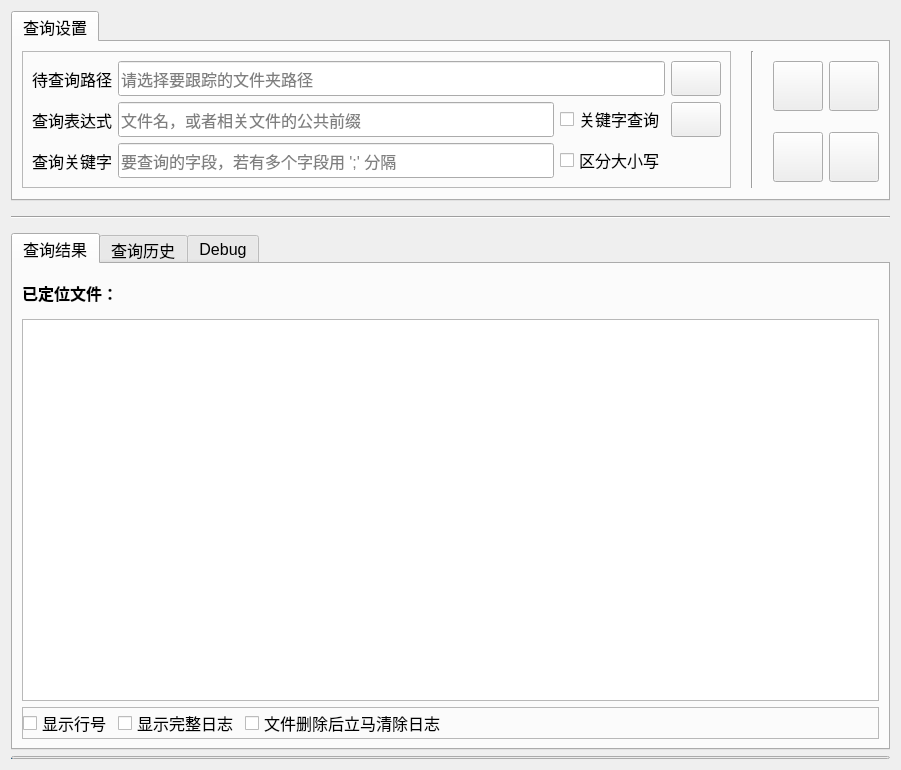
Neverland1026/LogAnalyzer, file MainView.ui: the form before one commit.
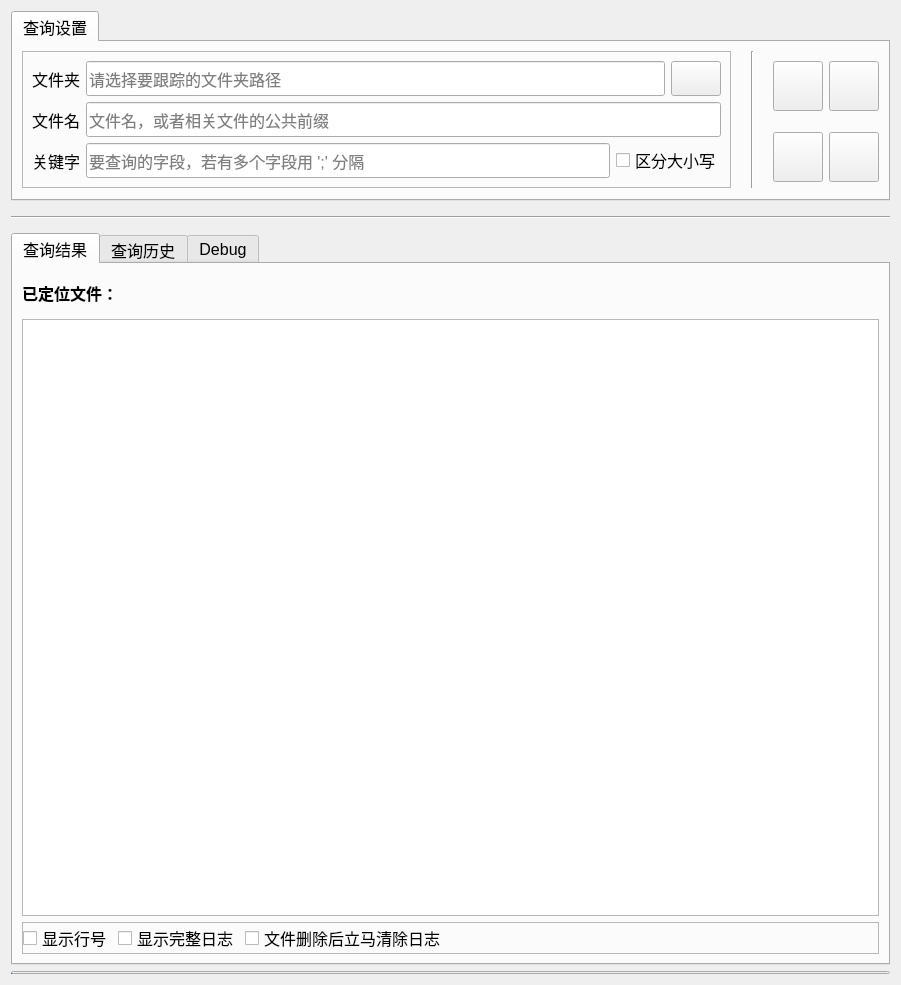
The form after the commit. Icons and pictures are not drawn.

Commit message: 代码逻辑重写

Patch:
```diff
--- a/MainView.ui
+++ b/MainView.ui
@@ -7,7 +7,7 @@
     <x>0</x>
     <y>0</y>
     <width>901</width>
-    <height>770</height>
+    <height>985</height>
    </rect>
   </property>
   <property name="windowTitle">
@@ -52,7 +52,7 @@
              </font>
             </property>
             <property name="text">
-             <string>待查询路径</string>
+             <string>文件夹</string>
             </property>
            </widget>
           </item>
@@ -117,12 +117,12 @@
              </font>
             </property>
             <property name="text">
-             <string>查询表达式</string>
+             <string>文件名</string>
             </property>
            </widget>
           </item>
-          <item row="1" column="1">
-           <widget class="QLineEdit" name="lineEdit_targetRegExp">
+          <item row="1" column="1" colspan="3">
+           <widget class="QLineEdit" name="lineEdit_targetFile">
             <property name="minimumSize">
              <size>
               <width>0</width>
@@ -145,45 +145,6 @@
             </property>
            </widget>
           </item>
-          <item row="1" column="2">
-           <widget class="QCheckBox" name="checkBox_regular">
-            <property name="text">
-             <string>关键字查询</string>
-            </property>
-           </widget>
-          </item>
-          <item row="1" column="3">
-           <widget class="QPushButton" name="pushButton_targetRegExp">
-            <property name="minimumSize">
-             <size>
-              <width>50</width>
-              <height>35</height>
-             </size>
-            </property>
-            <property name="maximumSize">
-             <size>
-              <width>50</width>
-              <height>35</height>
-             </size>
-            </property>
-            <property name="focusPolicy">
-             <enum>Qt::NoFocus</enum>
-            </property>
-            <property name="text">
-             <string/>
-            </property>
-            <property name="icon">
-             <iconset resource="res.qrc">
-              <normaloff>:/images/query.svg</normaloff>:/images/query.svg</iconset>
-            </property>
-            <property name="iconSize">
-             <size>
-              <width>25</width>
-              <height>25</height>
-             </size>
-            </property>
-           </widget>
-          </item>
           <item row="2" column="0">
            <widget class="QLabel" name="label_3">
             <property name="font">
@@ -192,7 +153,7 @@
              </font>
             </property>
             <property name="text">
-             <string>查询关键字</string>
+             <string>关键字</string>
             </property>
            </widget>
           </item>
@@ -217,7 +178,7 @@
             </property>
            </widget>
           </item>
-          <item row="2" column="2">
+          <item row="2" column="2" colspan="2">
            <widget class="QCheckBox" name="checkBox_caseSensitive">
             <property name="text">
              <string>区分大小写</string>
```
Left out of the diff: 256 changed lines with no effect on the pictures. The commit also changes 2 other files.
